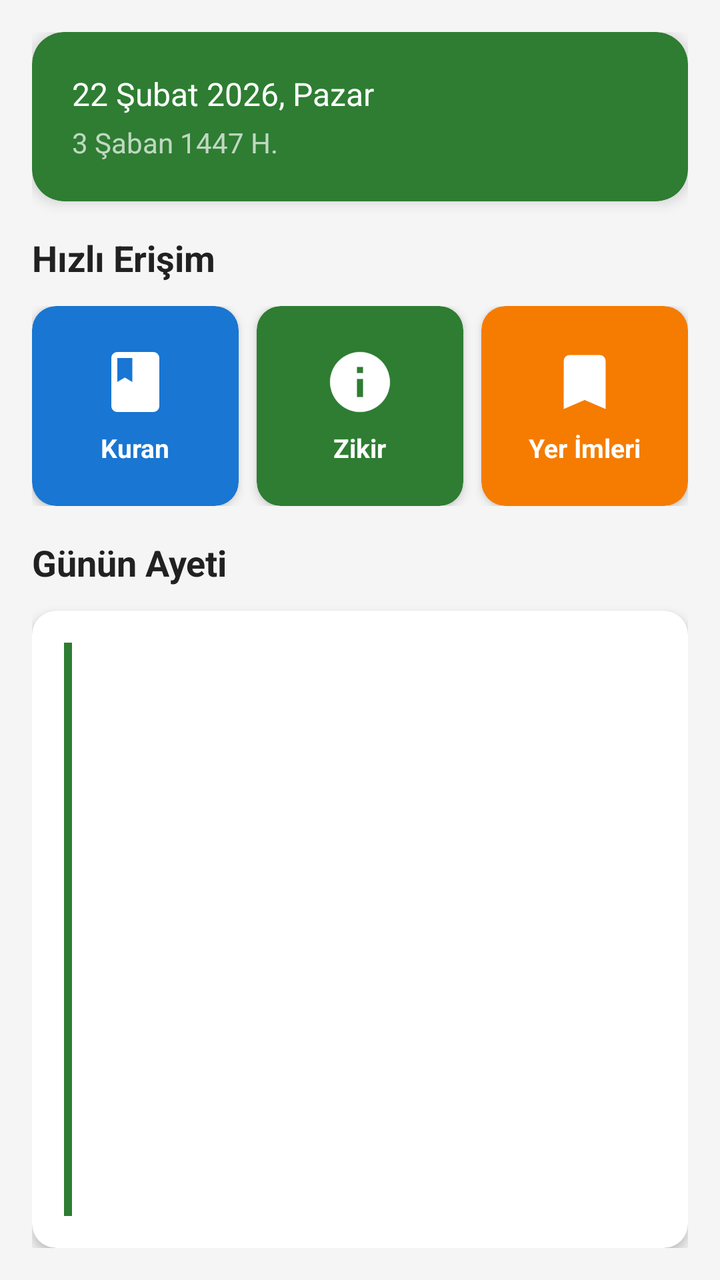
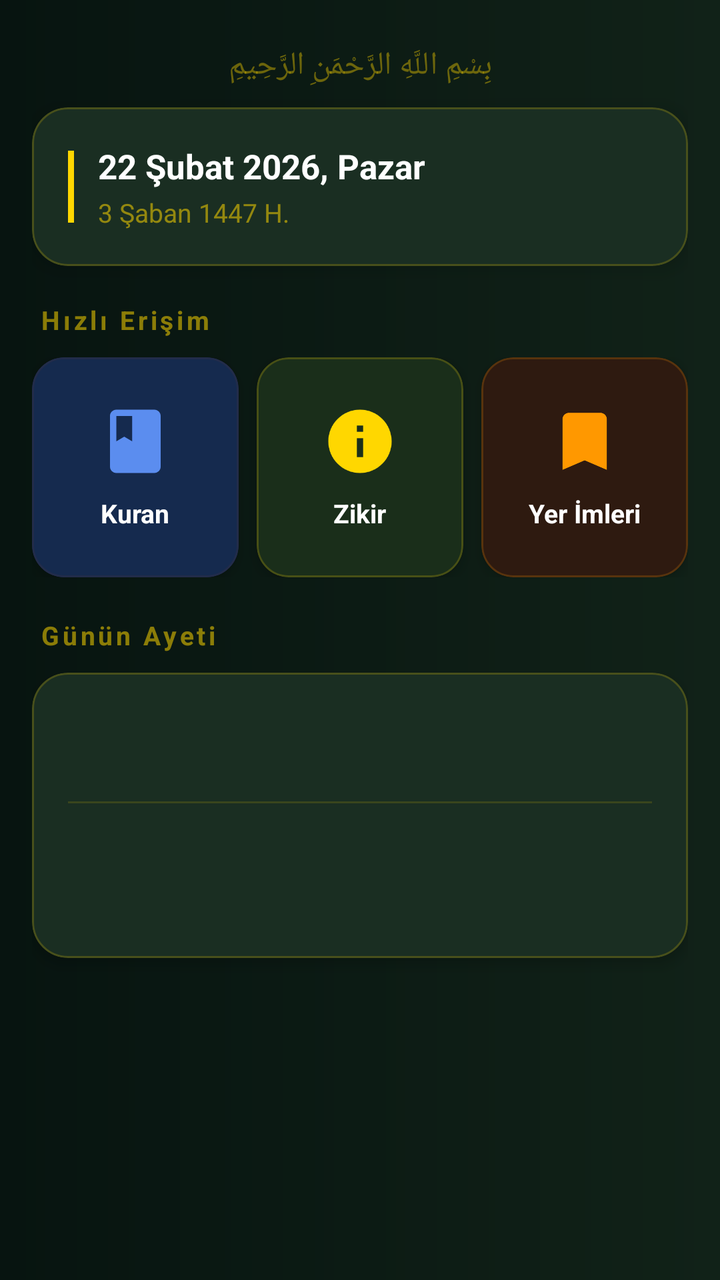

Two renders of the same Android screen: before a commit and after it. Below are the layout's source before the change and the commit's diff.
<!-- AndroidManifest.xml: application theme Theme.IbadetApp -->
<!-- res/layout/fragment_home.xml -->
<?xml version="1.0" encoding="utf-8"?>
<ScrollView
    xmlns:android="http://schemas.android.com/apk/res/android"
    xmlns:app="http://schemas.android.com/apk/res-auto"
    android:layout_width="match_parent"
    android:layout_height="match_parent"
    android:background="@color/background_light"
    android:fillViewport="true">

    <LinearLayout
        android:layout_width="match_parent"
        android:layout_height="wrap_content"
        android:orientation="vertical"
        android:padding="16dp">

        
        <com.google.android.material.card.MaterialCardView
            android:layout_width="match_parent"
            android:layout_height="wrap_content"
            android:layout_marginBottom="16dp"
            app:cardBackgroundColor="@color/green_primary"
            app:cardCornerRadius="16dp"
            app:cardElevation="4dp">

            <LinearLayout
                android:layout_width="match_parent"
                android:layout_height="wrap_content"
                android:orientation="vertical"
                android:padding="20dp">

                <TextView
                    android:id="@+id/tv_miladi_date"
                    android:layout_width="wrap_content"
                    android:layout_height="wrap_content"
                    android:textColor="@color/white"
                    android:textSize="16sp"
                    android:text="22 Şubat 2026, Pazar" />

                <TextView
                    android:id="@+id/tv_hicri_date"
                    android:layout_width="wrap_content"
                    android:layout_height="wrap_content"
                    android:textColor="@color/white_70"
                    android:textSize="14sp"
                    android:layout_marginTop="4dp"
                    android:text="3 Şaban 1447 H." />

            </LinearLayout>
        </com.google.android.material.card.MaterialCardView>

        
        <TextView
            android:layout_width="wrap_content"
            android:layout_height="wrap_content"
            android:text="Hızlı Erişim"
            android:textSize="18sp"
            android:textStyle="bold"
            android:textColor="@color/text_primary"
            android:layout_marginBottom="12dp" />

        
        <LinearLayout
            android:layout_width="match_parent"
            android:layout_height="wrap_content"
            android:orientation="horizontal"
            android:weightSum="3"
            android:layout_marginBottom="16dp">

            <com.google.android.material.card.MaterialCardView
                android:id="@+id/card_quran"
                android:layout_width="0dp"
                android:layout_height="100dp"
                android:layout_weight="1"
                android:layout_marginEnd="6dp"
                app:cardCornerRadius="12dp"
                app:cardElevation="3dp"
                app:cardBackgroundColor="@color/card_quran">

                <LinearLayout
                    android:layout_width="match_parent"
                    android:layout_height="match_parent"
                    android:orientation="vertical"
                    android:gravity="center"
                    android:padding="8dp">

                    <ImageView
                        android:layout_width="36dp"
                        android:layout_height="36dp"
                        android:src="@drawable/ic_quran"
                        app:tint="@color/white" />

                    <TextView
                        android:layout_width="wrap_content"
                        android:layout_height="wrap_content"
                        android:text="Kuran"
                        android:textColor="@color/white"
                        android:textSize="13sp"
                        android:textStyle="bold"
                        android:layout_marginTop="6dp" />

                </LinearLayout>
            </com.google.android.material.card.MaterialCardView>

            <com.google.android.material.card.MaterialCardView
                android:id="@+id/card_zikir"
                android:layout_width="0dp"
                android:layout_height="100dp"
                android:layout_weight="1"
                android:layout_marginHorizontal="3dp"
                app:cardCornerRadius="12dp"
                app:cardElevation="3dp"
                app:cardBackgroundColor="@color/card_zikir">

                <LinearLayout
                    android:layout_width="match_parent"
                    android:layout_height="match_parent"
                    android:orientation="vertical"
                    android:gravity="center"
                    android:padding="8dp">

                    <ImageView
                        android:layout_width="36dp"
                        android:layout_height="36dp"
                        android:src="@drawable/ic_zikir"
                        app:tint="@color/white" />

                    <TextView
                        android:layout_width="wrap_content"
                        android:layout_height="wrap_content"
                        android:text="Zikir"
                        android:textColor="@color/white"
                        android:textSize="13sp"
                        android:textStyle="bold"
                        android:layout_marginTop="6dp" />

                </LinearLayout>
            </com.google.android.material.card.MaterialCardView>

            <com.google.android.material.card.MaterialCardView
                android:id="@+id/card_bookmarks"
                android:layout_width="0dp"
                android:layout_height="100dp"
                android:layout_weight="1"
                android:layout_marginStart="6dp"
                app:cardCornerRadius="12dp"
                app:cardElevation="3dp"
                app:cardBackgroundColor="@color/card_bookmark">

                <LinearLayout
                    android:layout_width="match_parent"
                    android:layout_height="match_parent"
                    android:orientation="vertical"
                    android:gravity="center"
                    android:padding="8dp">

                    <ImageView
                        android:layout_width="36dp"
                        android:layout_height="36dp"
                        android:src="@drawable/ic_bookmark"
                        app:tint="@color/white" />

                    <TextView
                        android:layout_width="wrap_content"
                        android:layout_height="wrap_content"
                        android:text="Yer İmleri"
                        android:textColor="@color/white"
                        android:textSize="13sp"
                        android:textStyle="bold"
                        android:layout_marginTop="6dp" />

                </LinearLayout>
            </com.google.android.material.card.MaterialCardView>

        </LinearLayout>

        
        <TextView
            android:layout_width="wrap_content"
            android:layout_height="wrap_content"
            android:text="Günün Ayeti"
            android:textSize="18sp"
            android:textStyle="bold"
            android:textColor="@color/text_primary"
            android:layout_marginBottom="12dp" />

        <com.google.android.material.card.MaterialCardView
            android:layout_width="match_parent"
            android:layout_height="wrap_content"
            app:cardCornerRadius="12dp"
            app:cardElevation="3dp"
            app:cardBackgroundColor="@color/white">

            <LinearLayout
                android:layout_width="match_parent"
                android:layout_height="wrap_content"
                android:orientation="vertical"
                android:padding="16dp">

                <View
                    android:layout_width="4dp"
                    android:layout_height="match_parent"
                    android:background="@color/green_primary" />

                <TextView
                    android:id="@+id/tv_daily_verse_arabic"
                    android:layout_width="match_parent"
                    android:layout_height="wrap_content"
                    android:textSize="22sp"
                    android:textColor="@color/text_primary"
                    android:textDirection="rtl"
                    android:gravity="end"
                    android:fontFamily="@font/arabic_font"
                    android:lineSpacingMultiplier="1.8"
                    android:layout_marginBottom="12dp" />

                <View
                    android:layout_width="match_parent"
                    android:layout_height="1dp"
                    android:background="@color/divider"
                    android:layout_marginBottom="12dp" />

                <TextView
                    android:id="@+id/tv_daily_verse_turkish"
                    android:layout_width="match_parent"
                    android:layout_height="wrap_content"
                    android:textSize="14sp"
                    android:textColor="@color/text_secondary"
                    android:lineSpacingMultiplier="1.5"
                    android:layout_marginBottom="8dp" />

                <TextView
                    android:id="@+id/tv_daily_verse_ref"
                    android:layout_width="wrap_content"
                    android:layout_height="wrap_content"
                    android:textSize="12sp"
                    android:textColor="@color/green_primary"
                    android:textStyle="bold" />

            </LinearLayout>
        </com.google.android.material.card.MaterialCardView>

    </LinearLayout>
</ScrollView>
<!-- resources referenced by this layout -->
<resources>
  <color name="background_light">#F5F5F5</color>
  <color name="card_bookmark">#F57C00</color>
  <color name="card_quran">#1976D2</color>
  <color name="card_zikir">#2E7D32</color>
  <color name="divider">#E0E0E0</color>
  <color name="green_primary">#2E7D32</color>
  <color name="text_primary">#212121</color>
  <color name="text_secondary">#757575</color>
  <color name="white">#FFFFFF</color>
  <color name="white_70">#B3FFFFFF</color>
  <!-- drawable ic_bookmark (drawable) -->
  <?xml version="1.0" encoding="utf-8"?>
  <vector xmlns:android="http://schemas.android.com/apk/res/android"
      android:width="24dp"
      android:height="24dp"
      android:viewportWidth="24"
      android:viewportHeight="24">
      <path
          android:fillColor="@android:color/black"
          android:pathData="M17,3H7c-1.1,0 -1.99,0.9 -1.99,2L5,21l7,-3 7,3V5c0,-1.1 -0.9,-2 -2,-2z"/>
  </vector>
  <!-- drawable ic_quran (drawable) -->
  <?xml version="1.0" encoding="utf-8"?>
  <vector xmlns:android="http://schemas.android.com/apk/res/android"
      android:width="24dp"
      android:height="24dp"
      android:viewportWidth="24"
      android:viewportHeight="24">
      <path
          android:fillColor="@android:color/black"
          android:pathData="M18,2H6c-1.1,0 -2,0.9 -2,2v16c0,1.1 0.9,2 2,2h12c1.1,0 2,-0.9 2,-2V4c0,-1.1 -0.9,-2 -2,-2zM6,4h5v8l-2.5,-1.5L6,12V4z"/>
  </vector>
  <!-- drawable ic_zikir (drawable) -->
  <?xml version="1.0" encoding="utf-8"?>
  <vector xmlns:android="http://schemas.android.com/apk/res/android"
      android:width="24dp"
      android:height="24dp"
      android:viewportWidth="24"
      android:viewportHeight="24">
      <path
          android:fillColor="@android:color/black"
          android:pathData="M12,2C6.48,2 2,6.48 2,12s4.48,10 10,10 10,-4.48 10,-10S17.52,2 12,2zM13,17h-2v-6h2v6zM13,9h-2V7h2v2z"/>
  </vector>
  <style name="Theme.IbadetApp" parent="Theme.MaterialComponents.DayNight.DarkActionBar">
          <item name="colorPrimary">@color/green_primary</item>
          <item name="colorPrimaryDark">@color/green_dark</item>
          <item name="colorAccent">@color/green_light</item>
          <item name="colorPrimaryVariant">@color/green_dark</item>
          <item name="colorOnPrimary">@color/white</item>
          <item name="colorSecondary">@color/green_light</item>
          <item name="colorOnSecondary">@color/white</item>
          <item name="android:statusBarColor">@color/green_dark</item>
          <item name="android:navigationBarColor">@color/white</item>
          <item name="windowActionBar">false</item>
          <item name="windowNoTitle">true</item>
      </style>
  <color name="green_dark">#1B5E20</color>
  <color name="green_light">#4CAF50</color>
</resources>

<!-- the commit's change to res/layout/fragment_home.xml (unified diff, before → after) -->
@@ -4,7 +4,7 @@
     xmlns:app="http://schemas.android.com/apk/res-auto"
     android:layout_width="match_parent"
     android:layout_height="match_parent"
-    android:background="@color/background_light"
+    android:background="@drawable/bg_tesbih_gradient"
     android:fillViewport="true">
 
     <LinearLayout
@@ -14,36 +14,73 @@
         android:padding="16dp">
 
         
+        <TextView
+            android:layout_width="match_parent"
+            android:layout_height="wrap_content"
+            android:text="بِسْمِ اللَّهِ الرَّحْمَنِ الرَّحِيمِ"
+            android:textSize="16sp"
+            android:textColor="#66FFD700"
+            android:gravity="center"
+            android:paddingTop="6dp"
+            android:paddingBottom="10dp"
+            android:fontFamily="@font/arabic_font"
+            android:textDirection="rtl" />
+
+        
         <com.google.android.material.card.MaterialCardView
             android:layout_width="match_parent"
             android:layout_height="wrap_content"
-            android:layout_marginBottom="16dp"
-            app:cardBackgroundColor="@color/green_primary"
-            app:cardCornerRadius="16dp"
-            app:cardElevation="4dp">
+            android:layout_marginBottom="18dp"
+            app:cardBackgroundColor="#1A2E22"
+            app:cardCornerRadius="18dp"
+            app:cardElevation="6dp"
+            app:strokeColor="#33FFD700"
+            app:strokeWidth="1dp">
 
             <LinearLayout
                 android:layout_width="match_parent"
                 android:layout_height="wrap_content"
                 android:orientation="vertical"
-                android:padding="20dp">
-
-                <TextView
-                    android:id="@+id/tv_miladi_date"
-                    android:layout_width="wrap_content"
-                    android:layout_height="wrap_content"
-                    android:textColor="@color/white"
-                    android:textSize="16sp"
-                    android:text="22 Şubat 2026, Pazar" />
-
-                <TextView
-                    android:id="@+id/tv_hicri_date"
-                    android:layout_width="wrap_content"
-                    android:layout_height="wrap_content"
-                    android:textColor="@color/white_70"
-                    android:textSize="14sp"
-                    android:layout_marginTop="4dp"
-                    android:text="3 Şaban 1447 H." />
+                android:padding="18dp">
+
+                <LinearLayout
+                    android:layout_width="match_parent"
+                    android:layout_height="wrap_content"
+                    android:orientation="horizontal"
+                    android:gravity="center_vertical">
+
+                    <View
+                        android:layout_width="3dp"
+                        android:layout_height="36dp"
+                        android:background="#FFD700"
+                        android:layout_marginEnd="12dp" />
+
+                    <LinearLayout
+                        android:layout_width="match_parent"
+                        android:layout_height="wrap_content"
+                        android:orientation="vertical">
+
+                        <TextView
+                            android:id="@+id/tv_miladi_date"
+                            android:layout_width="wrap_content"
+                            android:layout_height="wrap_content"
+                            android:textColor="#FFFFFF"
+                            android:textSize="17sp"
+                            android:textStyle="bold"
+                            android:text="22 Şubat 2026, Pazar" />
+
+                        <TextView
+                            android:id="@+id/tv_hicri_date"
+                            android:layout_width="wrap_content"
+                            android:layout_height="wrap_content"
+                            android:textColor="#88FFD700"
+                            android:textSize="13sp"
+                            android:layout_marginTop="3dp"
+                            android:text="3 Şaban 1447 H." />
+
+                    </LinearLayout>
+
+                </LinearLayout>
 
             </LinearLayout>
         </com.google.android.material.card.MaterialCardView>
@@ -53,10 +90,12 @@
             android:layout_width="wrap_content"
             android:layout_height="wrap_content"
             android:text="Hızlı Erişim"
-            android:textSize="18sp"
+            android:textSize="13sp"
             android:textStyle="bold"
-            android:textColor="@color/text_primary"
-            android:layout_marginBottom="12dp" />
+            android:textColor="#88FFD700"
+            android:letterSpacing="0.12"
+            android:layout_marginBottom="10dp"
+            android:layout_marginStart="4dp" />
 
         
         <LinearLayout
@@ -64,17 +103,19 @@
             android:layout_height="wrap_content"
             android:orientation="horizontal"
             android:weightSum="3"
-            android:layout_marginBottom="16dp">
+            android:layout_marginBottom="20dp">
 
             <com.google.android.material.card.MaterialCardView
                 android:id="@+id/card_quran"
                 android:layout_width="0dp"
-                android:layout_height="100dp"
+                android:layout_height="110dp"
                 android:layout_weight="1"
                 android:layout_marginEnd="6dp"
-                app:cardCornerRadius="12dp"
-                app:cardElevation="3dp"
-                app:cardBackgroundColor="@color/card_quran">
+                app:cardCornerRadius="16dp"
+                app:cardElevation="4dp"
+                app:cardBackgroundColor="#152A4E"
+                app:strokeColor="#222C4A"
+                app:strokeWidth="1dp">
 
                 <LinearLayout
                     android:layout_width="match_parent"
@@ -84,19 +125,19 @@
                     android:padding="8dp">
 
                     <ImageView
-                        android:layout_width="36dp"
-                        android:layout_height="36dp"
+                        android:layout_width="38dp"
+                        android:layout_height="38dp"
                         android:src="@drawable/ic_quran"
-                        app:tint="@color/white" />
+                        app:tint="#5B8DEF" />
 
                     <TextView
                         android:layout_width="wrap_content"
                         android:layout_height="wrap_content"
                         android:text="Kuran"
-                        android:textColor="@color/white"
+                        android:textColor="#FFFFFF"
                         android:textSize="13sp"
                         android:textStyle="bold"
-                        android:layout_marginTop="6dp" />
+                        android:layout_marginTop="8dp" />
 
                 </LinearLayout>
             </com.google.android.material.card.MaterialCardView>
@@ -104,12 +145,14 @@
             <com.google.android.material.card.MaterialCardView
                 android:id="@+id/card_zikir"
                 android:layout_width="0dp"
-                android:layout_height="100dp"
+                android:layout_height="110dp"
                 android:layout_weight="1"
                 android:layout_marginHorizontal="3dp"
-                app:cardCornerRadius="12dp"
-                app:cardElevation="3dp"
-                app:cardBackgroundColor="@color/card_zikir">
+                app:cardCornerRadius="16dp"
+                app:cardElevation="4dp"
+                app:cardBackgroundColor="#1A2E1A"
+                app:strokeColor="#33FFD700"
+                app:strokeWidth="1dp">
 
                 <LinearLayout
                     android:layout_width="match_parent"
@@ -119,19 +162,19 @@
                     android:padding="8dp">
 
                     <ImageView
-                        android:layout_width="36dp"
-                        android:layout_height="36dp"
+                        android:layout_width="38dp"
+                        android:layout_height="38dp"
                         android:src="@drawable/ic_zikir"
-                        app:tint="@color/white" />
+                        app:tint="#FFD700" />
 
                     <TextView
                         android:layout_width="wrap_content"
                         android:layout_height="wrap_content"
                         android:text="Zikir"
-                        android:textColor="@color/white"
+                        android:textColor="#FFFFFF"
                         android:textSize="13sp"
                         android:textStyle="bold"
-                        android:layout_marginTop="6dp" />
+                        android:layout_marginTop="8dp" />
 
                 </LinearLayout>
             </com.google.android.material.card.MaterialCardView>
@@ -139,12 +182,14 @@
             <com.google.android.material.card.MaterialCardView
                 android:id="@+id/card_bookmarks"
                 android:layout_width="0dp"
-                android:layout_height="100dp"
+                android:layout_height="110dp"
                 android:layout_weight="1"
                 android:layout_marginStart="6dp"
-                app:cardCornerRadius="12dp"
-                app:cardElevation="3dp"
-                app:cardBackgroundColor="@color/card_bookmark">
+                app:cardCornerRadius="16dp"
+                app:cardElevation="4dp"
+                app:cardBackgroundColor="#2E1A10"
+                app:strokeColor="#33FF9800"
+                app:strokeWidth="1dp">
 
                 <LinearLayout
                     android:layout_width="match_parent"
@@ -154,19 +199,19 @@
                     android:padding="8dp">
 
                     <ImageView
-                        android:layout_width="36dp"
-                        android:layout_height="36dp"
+                        android:layout_width="38dp"
+                        android:layout_height="38dp"
                         android:src="@drawable/ic_bookmark"
-                        app:tint="@color/white" />
+                        app:tint="#FF9800" />
 
                     <TextView
                         android:layout_width="wrap_content"
                         android:layout_height="wrap_content"
                         android:text="Yer İmleri"
-                        android:textColor="@color/white"
+                        android:textColor="#FFFFFF"
                         android:textSize="13sp"
                         android:textStyle="bold"
-                        android:layout_marginTop="6dp" />
+                        android:layout_marginTop="8dp" />
 
                 </LinearLayout>
             </com.google.android.material.card.MaterialCardView>
@@ -178,62 +223,67 @@
             android:layout_width="wrap_content"
             android:layout_height="wrap_content"
             android:text="Günün Ayeti"
-            android:textSize="18sp"
+            android:textSize="13sp"
             android:textStyle="bold"
-            android:textColor="@color/text_primary"
-            android:layout_marginBottom="12dp" />
-
+            android:textColor="#88FFD700"
+            android:letterSpacing="0.12"
+            android:layout_marginBottom="10dp"
+            android:layout_marginStart="4dp" />
+
+        
         <com.google.android.material.card.MaterialCardView
             android:layout_width="match_parent"
             android:layout_height="wrap_content"
-            app:cardCornerRadius="12dp"
-            app:cardElevation="3dp"
-            app:cardBackgroundColor="@color/white">
+            android:layout_marginBottom="16dp"
+            app:cardCornerRadius="18dp"
+            app:cardElevation="4dp"
+            app:cardBackgroundColor="#1A2E22"
+            app:strokeColor="#33FFD700"
+            app:strokeWidth="1dp">
 
             <LinearLayout
                 android:layout_width="match_parent"
                 android:layout_height="wrap_content"
                 android:orientation="vertical"
-                android:padding="16dp">
-
-                <View
-                    android:layout_width="4dp"
-                    android:layout_height="match_parent"
-                    android:background="@color/green_primary" />
-
+                android:padding="18dp">
+
+                
                 <TextView
                     android:id="@+id/tv_daily_verse_arabic"
                     android:layout_width="match_parent"
                     android:layout_height="wrap_content"
-                    android:textSize="22sp"
-                    android:textColor="@color/text_primary"
+                    android:textSize="24sp"
+                    android:textColor="#FFFFFF"
                     android:textDirection="rtl"
                     android:gravity="end"
                     android:fontFamily="@font/arabic_font"
                     android:lineSpacingMultiplier="1.8"
-                    android:layout_marginBottom="12dp" />
-
+                    android:layout_marginBottom="14dp" />
+
+                
                 <View
                     android:layout_width="match_parent"
                     android:layout_height="1dp"
-                    android:background="@color/divider"
-                    android:layout_marginBottom="12dp" />
-
+                    android:background="#22FFD700"
+                    android:layout_marginBottom="14dp" />
+
+                
                 <TextView
                     android:id="@+id/tv_daily_verse_turkish"
                     android:layout_width="match_parent"
                     android:layout_height="wrap_content"
                     android:textSize="14sp"
-                    android:textColor="@color/text_secondary"
+                    android:textColor="#AAFFFFFF"
                     android:lineSpacingMultiplier="1.5"
-                    android:layout_marginBottom="8dp" />
-
+                    android:layout_marginBottom="10dp" />
+
+                
                 <TextView
                     android:id="@+id/tv_daily_verse_ref"
                     android:layout_width="wrap_content"
                     android:layout_height="wrap_content"
                     android:textSize="12sp"
-                    android:textColor="@color/green_primary"
+                    android:textColor="#FFD700"
                     android:textStyle="bold" />
 
             </LinearLayout>
<!-- resource entries referenced after the edit -->
@@ -1,15 +1,18 @@
 <!-- resources referenced by this layout -->
 <resources>
-  <color name="background_light">#F5F5F5</color>
-  <color name="card_bookmark">#F57C00</color>
-  <color name="card_quran">#1976D2</color>
-  <color name="card_zikir">#2E7D32</color>
-  <color name="divider">#E0E0E0</color>
+  <!-- drawable bg_tesbih_gradient (drawable) -->
+  <?xml version="1.0" encoding="utf-8"?>
+  <shape xmlns:android="http://schemas.android.com/apk/res/android">
+      <gradient
+          android:type="linear"
+          android:angle="180"
+          android:startColor="#112218"
+          android:endColor="#071410" />
+  </shape>
   <color name="green_primary">#2E7D32</color>
-  <color name="text_primary">#212121</color>
-  <color name="text_secondary">#757575</color>
   <color name="white">#FFFFFF</color>
-  <color name="white_70">#B3FFFFFF</color>
+  <color name="premium_bg_dark">#071410</color>
+  <color name="premium_bg_mid">#112218</color>
   <!-- drawable ic_bookmark (drawable) -->
   <?xml version="1.0" encoding="utf-8"?>
   <vector xmlns:android="http://schemas.android.com/apk/res/android"
@@ -51,8 +54,8 @@
           <item name="colorOnPrimary">@color/white</item>
           <item name="colorSecondary">@color/green_light</item>
           <item name="colorOnSecondary">@color/white</item>
-          <item name="android:statusBarColor">@color/green_dark</item>
-          <item name="android:navigationBarColor">@color/white</item>
+          <item name="android:statusBarColor">@color/premium_bg_dark</item>
+          <item name="android:navigationBarColor">@color/premium_bg_mid</item>
           <item name="windowActionBar">false</item>
           <item name="windowNoTitle">true</item>
       </style>
